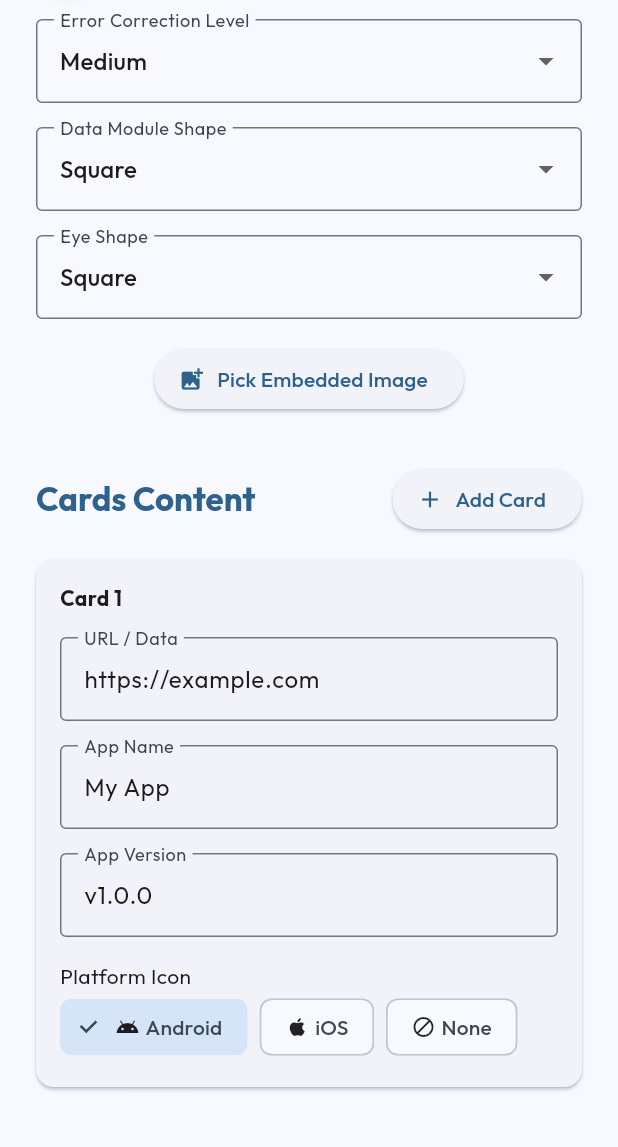
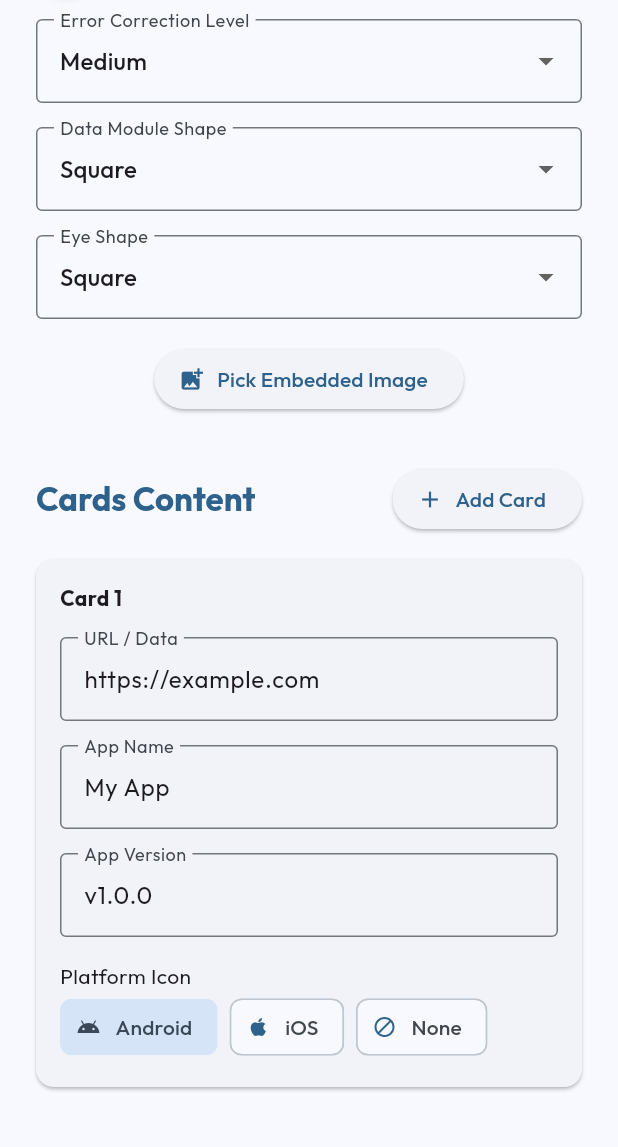
Before and after one commit to memoriasIT/qr-away, a Flutter app: the screen it shows after launch, scrolled down 967 dp, on a phone screen of 412 x 824 dp, the part 89-1236 px from its top. Run offline on Flutter 3.47's test engine with Material 3 defaults, Android fonts, the phone set to English and light mode, and no system bars; our stand-ins replace equatable, flutter_bloc, flutter_colorpicker, flutter_svg, google_fonts, image_picker and 2 more; missing offline and left inert: universal_html.

Commit message:
Use actual widgets, clean up and fix overflow

```diff
--- a/flutter_app/analysis_options.yaml
+++ b/flutter_app/analysis_options.yaml
@@ -2,3 +2,6 @@ include: package:flutter_lints/flutter.yaml
 
 linter:
   rules:
+
+formatter:
+  trailing_commas: preserve
--- /dev/null
+++ b/flutter_app/devtools_options.yaml
@@ -0,0 +1,3 @@
+description: This file stores settings for Dart & Flutter DevTools.
+documentation: https://docs.flutter.dev/tools/devtools/extensions#configure-extension-enablement-states
+extensions:
--- a/flutter_app/lib/screens/home_screen.dart
+++ b/flutter_app/lib/screens/home_screen.dart
@@ -46,19 +46,7 @@ class _HomeScreenState extends State<HomeScreen> {
         builder: (context, state) {
           final isWideScreen = MediaQuery.of(context).size.width > 900;
 
-          if (isWideScreen) {
-            return Row(
-              children: [
-                Expanded(
-                  flex: 1,
-                  child: SingleChildScrollView(
-                    child: Padding(padding: const EdgeInsets.all(24.0), child: _buildForm(context, state)),
-                  ),
-                ),
-                VerticalDivider(width: 1, color: Colors.grey[300]),
-                Expanded(
-                  flex: 1,
-                  child: Center(
+          final preview = Center(
             child: SingleChildScrollView(
               scrollDirection: Axis.horizontal,
               child: RepaintBoundary(
@@ -74,286 +62,50 @@ class _HomeScreenState extends State<HomeScreen> {
                 ),
               ),
             ),
+          );
+
+          if (isWideScreen) {
+            return Row(
+              children: [
+                Expanded(
+                  flex: 1,
+                  child: SingleChildScrollView(
+                    child: Padding(
+                      padding: const EdgeInsets.all(24.0),
+                      child: _QrForm(
+                        state: state,
+                        onPickImage: () => _pickImage(context),
+                        onPickEmbeddedImage: () => _pickEmbeddedImage(context),
+                        onShowColorPicker: (color, onChanged) => _showColorPicker(context, color, onChanged),
                       ),
                     ),
+                  ),
+                ),
+                VerticalDivider(width: 1, color: Colors.grey[300]),
+                Expanded(flex: 1, child: preview),
               ],
             );
           } else {
             return SingleChildScrollView(
               child: Column(
                 children: [
+                  Padding(padding: const EdgeInsets.all(24.0), child: preview),
+                  Divider(height: 1, color: Colors.grey[300]),
                   Padding(
                     padding: const EdgeInsets.all(24.0),
-                    child: Center(
-                      child: SingleChildScrollView(
-                        scrollDirection: Axis.horizontal,
-                        child: RepaintBoundary(
-                          key: _globalKey,
-                          child: Row(
-                            mainAxisSize: MainAxisSize.min,
-                            children: state.cards.map((card) {
-                              return Padding(
-                                padding: const EdgeInsets.symmetric(horizontal: 16.0),
-                                child: QrCardPreview(style: state.style, content: card),
-                              );
-                            }).toList(),
+                    child: _QrForm(
+                      state: state,
+                      onPickImage: () => _pickImage(context),
+                      onPickEmbeddedImage: () => _pickEmbeddedImage(context),
+                      onShowColorPicker: (color, onChanged) => _showColorPicker(context, color, onChanged),
                     ),
                   ),
-                      ),
-                    ),
-                  ),
-                  Divider(height: 1, color: Colors.grey[300]),
-                  Padding(padding: const EdgeInsets.all(24.0), child: _buildForm(context, state)),
                 ],
               ),
             );
           }
         },
       ),
-    );
-  }
-
-  Widget _buildForm(BuildContext context, QrState state) {
-    return Column(
-      crossAxisAlignment: CrossAxisAlignment.start,
-      children: [_buildStyleSection(context, state), const SizedBox(height: 32), _buildContentSection(context, state)],
-    );
-  }
-
-  Widget _buildStyleSection(BuildContext context, QrState state) {
-    return Column(
-      crossAxisAlignment: CrossAxisAlignment.start,
-      children: [
-        _buildSectionTitle(context, 'Global Styles'),
-        const SizedBox(height: 16),
-        Center(
-          child: ElevatedButton.icon(
-            onPressed: () => _pickImage(context),
-            icon: const Icon(Icons.image),
-            label: const Text('Pick Image for Colors'),
-          ),
-        ),
-        if (state.isLoading) const LinearProgressIndicator(),
-        const SizedBox(height: 16),
-        if (state.extractedColors.isNotEmpty) ...[
-          const Text('Extracted Colors:'),
-          const SizedBox(height: 8),
-          Wrap(
-            spacing: 8,
-            runSpacing: 8,
-            children: state.extractedColors.map((color) {
-              return ColorPickerTile(
-                color: color,
-                isSelected: state.style.qrColor == color,
-                onTap: () {
-                  context.read<QrBloc>().add(QrStyleChanged(state.style.copyWith(qrColor: color)));
-                },
-              );
-            }).toList(),
-          ),
-          const SizedBox(height: 16),
-        ],
-        const Text('QR Code Color:'),
-        const SizedBox(height: 8),
-        ColorPickerTile(
-          color: state.style.qrColor,
-          isSelected: true,
-          onTap: () {
-            _showColorPicker(context, state.style.qrColor, (color) {
-              context.read<QrBloc>().add(QrStyleChanged(state.style.copyWith(qrColor: color)));
-            });
-          },
-        ),
-        const SizedBox(height: 16),
-        const Text('QR Background Color:'),
-        const SizedBox(height: 8),
-        ColorPickerTile(
-          color: state.style.qrSectionColor,
-          isSelected: true,
-          onTap: () {
-            _showColorPicker(context, state.style.qrSectionColor, (color) {
-              context.read<QrBloc>().add(QrStyleChanged(state.style.copyWith(qrSectionColor: color)));
-            });
-          },
-        ),
-        const SizedBox(height: 16),
-        const Text('Card Background Color:'),
-        const SizedBox(height: 8),
-        ColorPickerTile(
-          color: state.style.backgroundColor,
-          isSelected: true,
-          onTap: () {
-            _showColorPicker(context, state.style.backgroundColor, (color) {
-              context.read<QrBloc>().add(QrStyleChanged(state.style.copyWith(backgroundColor: color)));
-            });
-          },
-        ),
-        const SizedBox(height: 16),
-        DropdownButtonFormField<int>(
-          decoration: const InputDecoration(labelText: 'Error Correction Level', border: OutlineInputBorder()),
-          initialValue: state.style.errorCorrectionLevel,
-          items: const [
-            DropdownMenuItem(value: QrErrorCorrectLevel.L, child: Text('Low')),
-            DropdownMenuItem(value: QrErrorCorrectLevel.M, child: Text('Medium')),
-            DropdownMenuItem(value: QrErrorCorrectLevel.Q, child: Text('Quartile')),
-            DropdownMenuItem(value: QrErrorCorrectLevel.H, child: Text('High')),
-          ],
-          onChanged: (value) {
-            if (value != null) {
-              context.read<QrBloc>().add(QrStyleChanged(state.style.copyWith(errorCorrectionLevel: value)));
-            }
-          },
-        ),
-        const SizedBox(height: 16),
-        DropdownButtonFormField<QrDataModuleShape>(
-          decoration: const InputDecoration(labelText: 'Data Module Shape', border: OutlineInputBorder()),
-          initialValue: state.style.dataModuleShape,
-          items: const [
-            DropdownMenuItem(value: QrDataModuleShape.square, child: Text('Square')),
-            DropdownMenuItem(value: QrDataModuleShape.circle, child: Text('Circle')),
-          ],
-          onChanged: (value) {
-            if (value != null) {
-              context.read<QrBloc>().add(QrStyleChanged(state.style.copyWith(dataModuleShape: value)));
-            }
-          },
-        ),
-        const SizedBox(height: 16),
-        DropdownButtonFormField<QrEyeShape>(
-          decoration: const InputDecoration(labelText: 'Eye Shape', border: OutlineInputBorder()),
-          initialValue: state.style.eyeShape,
-          items: const [
-            DropdownMenuItem(value: QrEyeShape.square, child: Text('Square')),
-            DropdownMenuItem(value: QrEyeShape.circle, child: Text('Circle')),
-          ],
-          onChanged: (value) {
-            if (value != null) {
-              context.read<QrBloc>().add(QrStyleChanged(state.style.copyWith(eyeShape: value)));
-            }
-          },
-        ),
-        const SizedBox(height: 16),
-        Center(
-          child: ElevatedButton.icon(
-            onPressed: () => _pickEmbeddedImage(context),
-            icon: const Icon(Icons.add_photo_alternate),
-            label: const Text('Pick Embedded Image'),
-          ),
-        ),
-      ],
-    );
-  }
-
-  Widget _buildContentSection(BuildContext context, QrState state) {
-    return Column(
-      crossAxisAlignment: CrossAxisAlignment.start,
-      children: [
-        Row(
-          mainAxisAlignment: MainAxisAlignment.spaceBetween,
-          children: [
-            _buildSectionTitle(context, 'Cards Content'),
-            ElevatedButton.icon(
-              onPressed: () {
-                context.read<QrBloc>().add(QrCardAdded());
-              },
-              icon: const Icon(Icons.add),
-              label: const Text('Add Card'),
-            ),
-          ],
-        ),
-        const SizedBox(height: 16),
-        ...state.cards.asMap().entries.map((entry) {
-          final index = entry.key;
-          final card = entry.value;
-          return Card(
-            margin: const EdgeInsets.only(bottom: 16),
-            child: Padding(
-              padding: const EdgeInsets.all(16.0),
-              child: Column(
-                crossAxisAlignment: CrossAxisAlignment.start,
-                children: [
-                  Row(
-                    mainAxisAlignment: MainAxisAlignment.spaceBetween,
-                    children: [
-                      Text('Card ${index + 1}', style: const TextStyle(fontWeight: FontWeight.bold)),
-                      if (state.cards.length > 1)
-                        IconButton(
-                          icon: const Icon(Icons.delete, color: Colors.red),
-                          onPressed: () {
-                            context.read<QrBloc>().add(QrCardRemoved(card.id));
-                          },
-                        ),
-                    ],
-                  ),
-                  const SizedBox(height: 16),
-                  TextField(
-                    decoration: const InputDecoration(labelText: 'URL / Data', border: OutlineInputBorder()),
-                    controller: TextEditingController(text: card.url)
-                      ..selection = TextSelection.fromPosition(TextPosition(offset: card.url.length)),
-                    onChanged: (value) {
-                      context.read<QrBloc>().add(QrContentChanged(card.copyWith(url: value)));
-                    },
-                  ),
-                  const SizedBox(height: 16),
-                  TextField(
-                    decoration: const InputDecoration(labelText: 'App Name', border: OutlineInputBorder()),
-                    controller: TextEditingController(text: card.appName)
-                      ..selection = TextSelection.fromPosition(TextPosition(offset: card.appName.length)),
-                    onChanged: (value) {
-                      context.read<QrBloc>().add(QrContentChanged(card.copyWith(appName: value)));
-                    },
-                  ),
-                  const SizedBox(height: 16),
-                  TextField(
-                    decoration: const InputDecoration(labelText: 'App Version', border: OutlineInputBorder()),
-                    controller: TextEditingController(text: card.appVersion)
-                      ..selection = TextSelection.fromPosition(TextPosition(offset: card.appVersion.length)),
-                    onChanged: (value) {
-                      context.read<QrBloc>().add(QrContentChanged(card.copyWith(appVersion: value)));
-                    },
-                  ),
-                  const SizedBox(height: 16),
-                  const Text('Platform Icon'),
-                  Row(
-                    children: [
-                      _buildPlatformChoice(context, card, AppPlatform.android, 'Android', Icons.android),
-                      const SizedBox(width: 8),
-                      _buildPlatformChoice(context, card, AppPlatform.ios, 'iOS', Icons.apple),
-                      const SizedBox(width: 8),
-                      _buildPlatformChoice(context, card, AppPlatform.none, 'None', Icons.block),
-                    ],
-                  ),
-                ],
-              ),
-            ),
-          );
-        }),
-      ],
-    );
-  }
-
-  Widget _buildPlatformChoice(BuildContext context, QrContent card, AppPlatform platform, String label, IconData icon) {
-    final isSelected = card.platform == platform;
-    return ChoiceChip(
-      label: Row(
-        mainAxisSize: MainAxisSize.min,
-        children: [Icon(icon, size: 16), const SizedBox(width: 4), Text(label)],
-      ),
-      selected: isSelected,
-      onSelected: (selected) {
-        if (selected) {
-          context.read<QrBloc>().add(QrContentChanged(card.copyWith(platform: platform)));
-        }
-      },
-    );
-  }
-
-  Widget _buildSectionTitle(BuildContext context, String title) {
-    return Text(
-      title,
-      style: Theme.of(
-        context,
-      ).textTheme.titleLarge?.copyWith(fontWeight: FontWeight.bold, color: Theme.of(context).colorScheme.primary),
     );
   }
 
@@ -432,3 +184,363 @@ class _HomeScreenState extends State<HomeScreen> {
     }
   }
 }
+
+class _QrForm extends StatelessWidget {
+  final QrState state;
+  final VoidCallback onPickImage;
+  final VoidCallback onPickEmbeddedImage;
+  final Function(Color, ValueChanged<Color>) onShowColorPicker;
+
+  const _QrForm({
+    required this.state,
+    required this.onPickImage,
+    required this.onPickEmbeddedImage,
+    required this.onShowColorPicker,
+  });
+
+  @override
+  Widget build(BuildContext context) {
+    return Column(
+      crossAxisAlignment: CrossAxisAlignment.start,
+      children: [
+        _StyleSection(
+          state: state,
+          onPickImage: onPickImage,
+          onPickEmbeddedImage: onPickEmbeddedImage,
+          onShowColorPicker: onShowColorPicker,
+        ),
+        const SizedBox(height: 32),
+        _ContentSection(state: state),
+      ],
+    );
+  }
+}
+
+class _StyleSection extends StatelessWidget {
+  final QrState state;
+  final VoidCallback onPickImage;
+  final VoidCallback onPickEmbeddedImage;
+  final Function(Color, ValueChanged<Color>) onShowColorPicker;
+
+  const _StyleSection({
+    required this.state,
+    required this.onPickImage,
+    required this.onPickEmbeddedImage,
+    required this.onShowColorPicker,
+  });
+
+  @override
+  Widget build(BuildContext context) {
+    return Column(
+      crossAxisAlignment: CrossAxisAlignment.start,
+      children: [
+        const _SectionTitle(title: 'Global Styles'),
+        const SizedBox(height: 16),
+        Center(
+          child: ElevatedButton.icon(
+            onPressed: onPickImage,
+            icon: const Icon(Icons.image),
+            label: const Text('Pick Image for Colors'),
+          ),
+        ),
+        if (state.isLoading) const LinearProgressIndicator(),
+        const SizedBox(height: 16),
+        if (state.extractedColors.isNotEmpty) ...[
+          const Text('Extracted Colors:'),
+          const SizedBox(height: 8),
+          Wrap(
+            spacing: 8,
+            runSpacing: 8,
+            children: state.extractedColors.map((color) {
+              return ColorPickerTile(
+                color: color,
+                isSelected: state.style.qrColor == color,
+                onTap: () {
+                  context.read<QrBloc>().add(QrStyleChanged(state.style.copyWith(qrColor: color)));
+                },
+              );
+            }).toList(),
+          ),
+          const SizedBox(height: 16),
+        ],
+        const Text('QR Code Color:'),
+        const SizedBox(height: 8),
+        ColorPickerTile(
+          color: state.style.qrColor,
+          isSelected: true,
+          onTap: () {
+            onShowColorPicker(state.style.qrColor, (color) {
+              context.read<QrBloc>().add(QrStyleChanged(state.style.copyWith(qrColor: color)));
+            });
+          },
+        ),
+        const SizedBox(height: 16),
+        const Text('QR Background Color:'),
+        const SizedBox(height: 8),
+        ColorPickerTile(
+          color: state.style.qrSectionColor,
+          isSelected: true,
+          onTap: () {
+            onShowColorPicker(state.style.qrSectionColor, (color) {
+              context.read<QrBloc>().add(QrStyleChanged(state.style.copyWith(qrSectionColor: color)));
+            });
+          },
+        ),
+        const SizedBox(height: 16),
+        const Text('Card Background Color:'),
+        const SizedBox(height: 8),
+        ColorPickerTile(
+          color: state.style.backgroundColor,
+          isSelected: true,
+          onTap: () {
+            onShowColorPicker(state.style.backgroundColor, (color) {
+              context.read<QrBloc>().add(QrStyleChanged(state.style.copyWith(backgroundColor: color)));
+            });
+          },
+        ),
+        const SizedBox(height: 16),
+        DropdownButtonFormField<int>(
+          decoration: const InputDecoration(labelText: 'Error Correction Level', border: OutlineInputBorder()),
+          initialValue: state.style.errorCorrectionLevel,
+          items: const [
+            DropdownMenuItem(value: QrErrorCorrectLevel.L, child: Text('Low')),
+            DropdownMenuItem(value: QrErrorCorrectLevel.M, child: Text('Medium')),
+            DropdownMenuItem(value: QrErrorCorrectLevel.Q, child: Text('Quartile')),
+            DropdownMenuItem(value: QrErrorCorrectLevel.H, child: Text('High')),
+          ],
+          onChanged: (value) {
+            if (value != null) {
+              context.read<QrBloc>().add(QrStyleChanged(state.style.copyWith(errorCorrectionLevel: value)));
+            }
+          },
+        ),
+        const SizedBox(height: 16),
+        DropdownButtonFormField<QrDataModuleShape>(
+          decoration: const InputDecoration(labelText: 'Data Module Shape', border: OutlineInputBorder()),
+          initialValue: state.style.dataModuleShape,
+          items: const [
+            DropdownMenuItem(value: QrDataModuleShape.square, child: Text('Square')),
+            DropdownMenuItem(value: QrDataModuleShape.circle, child: Text('Circle')),
+          ],
+          onChanged: (value) {
+            if (value != null) {
+              context.read<QrBloc>().add(QrStyleChanged(state.style.copyWith(dataModuleShape: value)));
+            }
+          },
+        ),
+        const SizedBox(height: 16),
+        DropdownButtonFormField<QrEyeShape>(
+          decoration: const InputDecoration(labelText: 'Eye Shape', border: OutlineInputBorder()),
+          initialValue: state.style.eyeShape,
+          items: const [
+            DropdownMenuItem(value: QrEyeShape.square, child: Text('Square')),
+            DropdownMenuItem(value: QrEyeShape.circle, child: Text('Circle')),
+          ],
+          onChanged: (value) {
+            if (value != null) {
+              context.read<QrBloc>().add(QrStyleChanged(state.style.copyWith(eyeShape: value)));
+            }
+          },
+        ),
+        const SizedBox(height: 16),
+        Center(
+          child: ElevatedButton.icon(
+            onPressed: onPickEmbeddedImage,
+            icon: const Icon(Icons.add_photo_alternate),
+            label: const Text('Pick Embedded Image'),
+          ),
+        ),
+      ],
+    );
+  }
+}
+
+class _ContentSection extends StatelessWidget {
+  final QrState state;
+
+  const _ContentSection({required this.state});
+
+  @override
+  Widget build(BuildContext context) {
+    return Column(
+      crossAxisAlignment: CrossAxisAlignment.start,
+      children: [
+        Row(
+          mainAxisAlignment: MainAxisAlignment.spaceBetween,
+          children: [
+            const _SectionTitle(title: 'Cards Content'),
+            ElevatedButton.icon(
+              onPressed: () {
+                context.read<QrBloc>().add(QrCardAdded());
+              },
+              icon: const Icon(Icons.add),
+              label: const Text('Add Card'),
+            ),
+          ],
+        ),
+        const SizedBox(height: 16),
+        ...state.cards.asMap().entries.map((entry) {
+          final index = entry.key;
+          final card = entry.value;
+          return _CardContentItem(key: ValueKey(card.id), index: index, card: card, showDelete: state.cards.length > 1);
+        }),
+      ],
+    );
+  }
+}
+
+class _CardContentItem extends StatefulWidget {
+  final int index;
+  final QrContent card;
+  final bool showDelete;
+
+  const _CardContentItem({super.key, required this.index, required this.card, required this.showDelete});
+
+  @override
+  State<_CardContentItem> createState() => _CardContentItemState();
+}
+
+class _CardContentItemState extends State<_CardContentItem> {
+  late TextEditingController _urlController;
+  late TextEditingController _appNameController;
+  late TextEditingController _appVersionController;
+
+  @override
+  void initState() {
+    super.initState();
+    _urlController = TextEditingController(text: widget.card.url);
+    _appNameController = TextEditingController(text: widget.card.appName);
+    _appVersionController = TextEditingController(text: widget.card.appVersion);
+  }
+
+  @override
+  void didUpdateWidget(_CardContentItem oldWidget) {
+    super.didUpdateWidget(oldWidget);
+    if (widget.card.url != _urlController.text) {
+      _urlController.text = widget.card.url;
+    }
+    if (widget.card.appName != _appNameController.text) {
+      _appNameController.text = widget.card.appName;
+    }
+    if (widget.card.appVersion != _appVersionController.text) {
+      _appVersionController.text = widget.card.appVersion;
+    }
+  }
+
+  @override
+  void dispose() {
+    _urlController.dispose();
+    _appNameController.dispose();
+    _appVersionController.dispose();
+    super.dispose();
+  }
+
+  @override
+  Widget build(BuildContext context) {
+    return Card(
+      margin: const EdgeInsets.only(bottom: 16),
+      child: Padding(
+        padding: const EdgeInsets.all(16.0),
+        child: Column(
+          crossAxisAlignment: CrossAxisAlignment.start,
+          children: [
+            Row(
+              mainAxisAlignment: MainAxisAlignment.spaceBetween,
+              children: [
+                Text('Card ${widget.index + 1}', style: const TextStyle(fontWeight: FontWeight.bold)),
+                if (widget.showDelete)
+                  IconButton(
+                    icon: const Icon(Icons.delete, color: Colors.red),
+                    onPressed: () {
+                      context.read<QrBloc>().add(QrCardRemoved(widget.card.id));
+                    },
+                  ),
+              ],
+            ),
+            const SizedBox(height: 16),
+            TextField(
+              decoration: const InputDecoration(labelText: 'URL / Data', border: OutlineInputBorder()),
+              controller: _urlController,
+              onChanged: (value) {
+                context.read<QrBloc>().add(QrContentChanged(widget.card.copyWith(url: value)));
+              },
+            ),
+            const SizedBox(height: 16),
+            TextField(
+              decoration: const InputDecoration(labelText: 'App Name', border: OutlineInputBorder()),
+              controller: _appNameController,
+              onChanged: (value) {
+                context.read<QrBloc>().add(QrContentChanged(widget.card.copyWith(appName: value)));
+              },
+            ),
+            const SizedBox(height: 16),
+            TextField(
+              decoration: const InputDecoration(labelText: 'App Version', border: OutlineInputBorder()),
+              controller: _appVersionController,
+              onChanged: (value) {
+                context.read<QrBloc>().add(QrContentChanged(widget.card.copyWith(appVersion: value)));
+              },
+            ),
+            const SizedBox(height: 16),
+            const Text('Platform Icon'),
+            Row(
+              children: [
+                _PlatformChoice(
+                  card: widget.card,
+                  platform: AppPlatform.android,
+                  label: 'Android',
+                  icon: Icons.android,
+                ),
+                const SizedBox(width: 8),
+                _PlatformChoice(card: widget.card, platform: AppPlatform.ios, label: 'iOS', icon: Icons.apple),
+                const SizedBox(width: 8),
+                _PlatformChoice(card: widget.card, platform: AppPlatform.none, label: 'None', icon: Icons.block),
+              ],
+            ),
+          ],
+        ),
+      ),
+    );
+  }
+}
+
+class _PlatformChoice extends StatelessWidget {
+  final QrContent card;
+  final AppPlatform platform;
+  final String label;
+  final IconData icon;
+
+  const _PlatformChoice({required this.card, required this.platform, required this.label, required this.icon});
+
+  @override
+  Widget build(BuildContext context) {
+    final isSelected = card.platform == platform;
+    return ChoiceChip(
+      showCheckmark: false,
+      avatar: Icon(icon, size: 16),
+      label: Text(label),
+      selected: isSelected,
+      onSelected: (selected) {
+        if (selected) {
+          context.read<QrBloc>().add(QrContentChanged(card.copyWith(platform: platform)));
+        }
+      },
+    );
+  }
+}
+
+class _SectionTitle extends StatelessWidget {
+  final String title;
+
+  const _SectionTitle({required this.title});
+
+  @override
+  Widget build(BuildContext context) {
+    return Text(
+      title,
+      style: Theme.of(
+        context,
+      ).textTheme.titleLarge?.copyWith(fontWeight: FontWeight.bold, color: Theme.of(context).colorScheme.primary),
+    );
+  }
+}
```
Also changed, not shown: 6 other files. Lines whose indentation alone changed are shown as unchanged.
